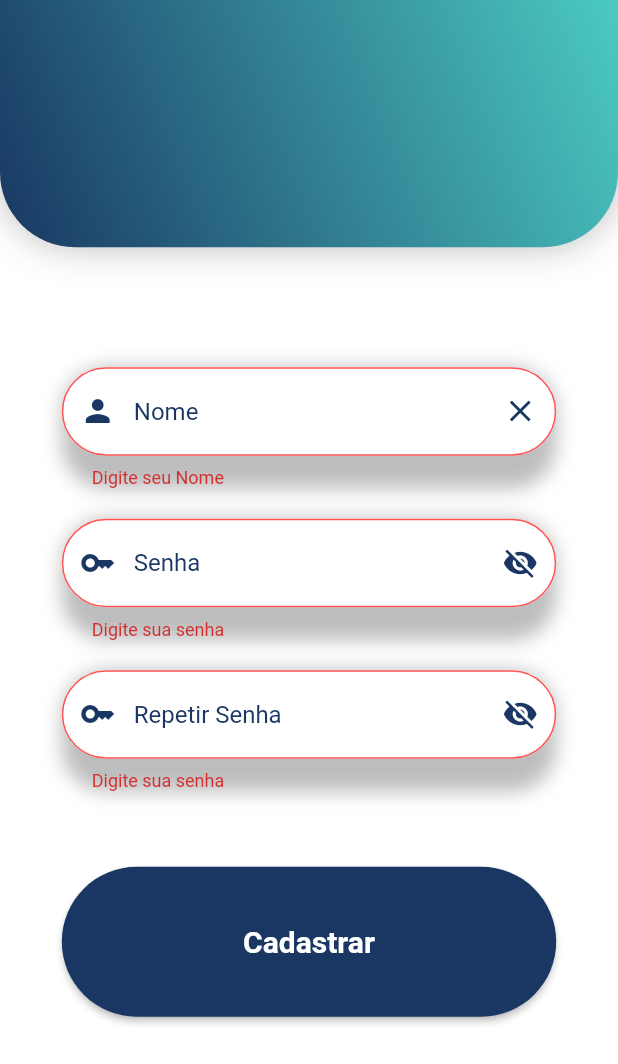
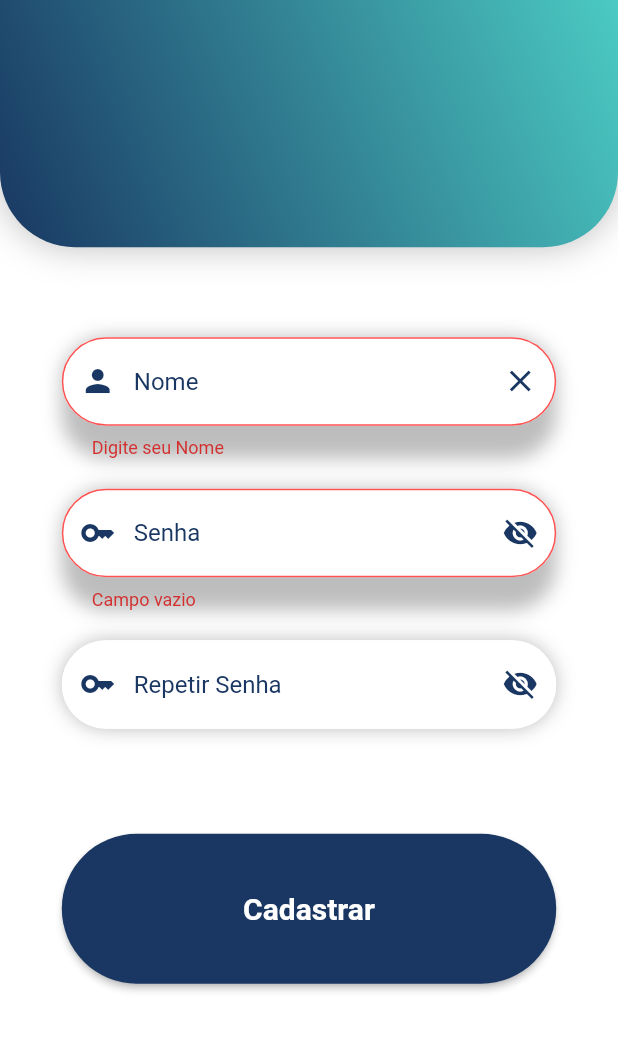
Before and after one commit to MarshFfeco/Project_abc, a Flutter app: the SignUpScreen screen opened directly, after a tap on "Cadastrar", on a phone screen of 412 x 824 dp. Shown: the top 1064 px of the screen. Run offline on Flutter 3.47's test engine with Material 2 defaults, Android fonts, the phone set to English and light mode, and no system bars.

Commit message:
Tela da cadastro
validação na tela de cadastro

```diff
--- /dev/null
+++ b/lib/Control/Controller.dart
@@ -0,0 +1,32 @@
+class Controller {
+  ValidatorText(value) {
+    if (value == null || value.isEmpty) {
+      return false;
+    } else {
+      return true;
+    }
+  }
+
+  ValidatorPass(firstPassowrd, secondPassword) {
+    if (firstPassowrd != secondPassword) {
+      return false;
+    } else {
+      return true;
+    }
+  }
+
+  ValidatorTextPass(value, pass, confirmPass) {
+    bool text, passw;
+
+    text = ValidatorText(value);
+    passw = ValidatorPass(pass.text, confirmPass.text);
+
+    if (text = false) {
+      return "Campo vazio";
+    } else if (passw == false) {
+      return "Senhas Diferentes";
+    } else if (passw) {
+      return;
+    }
+  }
+}
--- a/lib/screens/components/Customform.dart
+++ b/lib/screens/components/Customform.dart
@@ -28,7 +28,7 @@ class _MyCustomFormLoginState extends State<MyCustomFormLogin> {
       child: Column(
         mainAxisAlignment: MainAxisAlignment.end,
         children: [
-          const SizedBox(height: 80.0),
+          const SizedBox(height: 60.0),
           SizedBox(
             width: widget.width * 0.8,
             child: const TextfieldWidget(
@@ -42,23 +42,10 @@ class _MyCustomFormLoginState extends State<MyCustomFormLogin> {
             width: widget.width * 0.8,
             child: const TextfieldPasswordWidget(
               hinText: "Senha",
-              isSignup: false,
+              isConfirm: false,
             ),
           ),
-          SizedBox(
-            child: Center(
-              child: TextButton(
-                onPressed: () {
-                  ScaffoldMessenger.of(context).showSnackBar(const SnackBar(
-                    content: Text("Esqueci a senha"),
-                  ));
-                },
-                child: Text("Esqueci a senha?",
-                    style: TextStyle(color: CustomColor().getCorPadraoAzul)),
-              ),
-            ),
-          ),
-          const SizedBox(height: 50.0),
+          const SizedBox(height: 25.0),
           SizedBox(
             width: widget.width * 0.8,
             child: TextfieldButtonWidget(
@@ -113,7 +100,7 @@ class _MyCustomFormSignupState extends State<MyCustomFormSignup> {
       child: Column(
         mainAxisAlignment: MainAxisAlignment.end,
         children: [
-          const SizedBox(height: 80.0),
+          const SizedBox(height: 60.0),
           SizedBox(
             width: widget.width * 0.8,
             child: const TextfieldWidget(
@@ -127,18 +114,10 @@ class _MyCustomFormSignupState extends State<MyCustomFormSignup> {
             width: widget.width * 0.8,
             child: const TextfieldPasswordWidget(
               hinText: "Senha",
-              isSignup: false,
+              isConfirm: true,
             ),
           ),
-          const SizedBox(height: 20.0),
-          SizedBox(
-            width: widget.width * 0.8,
-            child: const TextfieldPasswordWidget(
-              hinText: "Repetir Senha",
-              isSignup: false,
-            ),
-          ),
-          const SizedBox(height: 50.0),
+          const SizedBox(height: 70.0),
           SizedBox(
             width: widget.width * 0.8,
             child: TextfieldButtonWidget(
--- /dev/null
+++ b/lib/screens/components/Textfield_widget_confirmpass.dart
@@ -0,0 +1,86 @@
+import 'package:fadba/Control/Controller.dart';
+import 'package:flutter/material.dart';
+
+import '../../values/Custom_color.dart';
+
+class TextfieldConfirmPassWidget extends StatefulWidget {
+  TextfieldConfirmPassWidget({
+    Key? key,
+    required this.hinText,
+    required this.pass,
+  }) : super(key: key);
+
+  final String hinText;
+  TextEditingController pass = TextEditingController();
+
+  @override
+  State<TextfieldConfirmPassWidget> createState() =>
+      _TextfieldConfirmPassWidgetState();
+}
+
+class _TextfieldConfirmPassWidgetState
+    extends State<TextfieldConfirmPassWidget> {
+  final TextEditingController _confirmPass = TextEditingController();
+  bool _securityText = true;
+
+  set setSecurityText(bool securityText) {
+    _securityText = securityText;
+  }
+
+  bool get getSecuritytext {
+    return _securityText;
+  }
+
+  @override
+  Widget build(BuildContext context) {
+    return Container(
+      decoration: BoxDecoration(
+          borderRadius: BorderRadius.circular(30),
+          boxShadow: const [
+            BoxShadow(
+              color: Colors.black26,
+              blurRadius: 10,
+            )
+          ]),
+      child: TextFormField(
+        controller: _confirmPass,
+        keyboardType: TextInputType.visiblePassword,
+        obscureText: getSecuritytext,
+        decoration: InputDecoration(
+          contentPadding: const EdgeInsets.all(20.0),
+          hintText: widget.hinText,
+          hintStyle: TextStyle(color: CustomColor().getCorPadraoAzul),
+          enabledBorder: OutlineInputBorder(
+              borderSide: const BorderSide(color: Colors.white),
+              borderRadius: BorderRadius.circular(30)),
+          focusedBorder: OutlineInputBorder(
+              borderSide: const BorderSide(color: Colors.white),
+              borderRadius: BorderRadius.circular(30)),
+          errorBorder: OutlineInputBorder(
+              borderSide: const BorderSide(color: Colors.redAccent),
+              borderRadius: BorderRadius.circular(30)),
+          focusedErrorBorder: OutlineInputBorder(
+              borderSide: const BorderSide(color: Colors.redAccent),
+              borderRadius: BorderRadius.circular(30)),
+          filled: true,
+          fillColor: Colors.white,
+          prefixIcon: Icon(
+            Icons.key,
+            color: CustomColor().getCorPadraoAzul,
+          ),
+          suffixIcon: IconButton(
+            icon: Icon(
+              getSecuritytext ? Icons.visibility_off : Icons.visibility,
+              color: CustomColor().getCorPadraoAzul,
+            ),
+            onPressed: () => setState(() => setSecurityText = !getSecuritytext),
+          ),
+        ),
+        validator: (value) {
+          Controller controle = Controller();
+          return controle.ValidatorTextPass(value, widget.pass, _confirmPass);
+        },
+      ),
+    );
+  }
+}
--- a/lib/screens/components/Textfield_widget_password.dart
+++ b/lib/screens/components/Textfield_widget_password.dart
@@ -1,3 +1,5 @@
+import 'package:fadba/Control/Controller.dart';
+import 'package:fadba/screens/components/Textfield_widget_confirmpass.dart';
 import 'package:flutter/material.dart';
 
 import '../../values/Custom_color.dart';
@@ -6,11 +8,11 @@ class TextfieldPasswordWidget extends StatefulWidget {
   const TextfieldPasswordWidget({
     Key? key,
     required this.hinText,
-    required this.isSignup,
+    required this.isConfirm,
   }) : super(key: key);
 
   final String hinText;
-  final isSignup;
+  final isConfirm;
 
   @override
   State<TextfieldPasswordWidget> createState() =>
@@ -18,7 +20,8 @@ class TextfieldPasswordWidget extends StatefulWidget {
 }
 
 class _TextfieldPasswordWidgetState extends State<TextfieldPasswordWidget> {
-  final TextEditingController _pass = TextEditingController();
+  late final TextEditingController _pass = TextEditingController();
+  final TextEditingController _confirmPass = TextEditingController();
   bool _securityText = true;
 
   set setSecurityText(bool securityText) {
@@ -31,7 +34,9 @@ class _TextfieldPasswordWidgetState extends State<TextfieldPasswordWidget> {
 
   @override
   Widget build(BuildContext context) {
-    return Container(
+    return Column(
+      children: [
+        Container(
           decoration: BoxDecoration(
               borderRadius: BorderRadius.circular(30),
               boxShadow: const [
@@ -41,7 +46,7 @@ class _TextfieldPasswordWidgetState extends State<TextfieldPasswordWidget> {
                 )
               ]),
           child: TextFormField(
-        controller: widget.isSignup ? _pass : null,
+            controller: widget.isConfirm ? _pass : null,
             keyboardType: TextInputType.visiblePassword,
             obscureText: getSecuritytext,
             decoration: InputDecoration(
@@ -71,17 +76,46 @@ class _TextfieldPasswordWidgetState extends State<TextfieldPasswordWidget> {
                   getSecuritytext ? Icons.visibility_off : Icons.visibility,
                   color: CustomColor().getCorPadraoAzul,
                 ),
-            onPressed: () => setState(() => setSecurityText = !getSecuritytext),
+                onPressed: () =>
+                    setState(() => setSecurityText = !getSecuritytext),
               ),
             ),
-        //TODO
             validator: (value) {
-          if (value == null || value.isEmpty) {
-            return "Digite sua senha";
+              var retorno;
+              Controller controle = Controller();
+
+              retorno = controle.ValidatorText(value);
+
+              if (retorno) {
+                return null;
+              } else {
+                return "Campo vazio";
               }
-          return null;
             },
           ),
+        ),
+        widget.isConfirm ? const SizedBox(height: 20.0) : const SizedBox(),
+        widget.isConfirm
+            ? TextfieldConfirmPassWidget(
+                hinText: "Repetir Senha",
+                pass: _pass,
+              )
+            : SizedBox(
+                child: TextButton(
+                  onPressed: () {
+                    ScaffoldMessenger.of(context).showSnackBar(const SnackBar(
+                      content: Text("Esqueci a senha"),
+                    ));
+                  },
+                  child: Align(
+                    alignment: Alignment.centerRight,
+                    child: Text("Esqueci a senha?",
+                        style:
+                            TextStyle(color: CustomColor().getCorPadraoAzul)),
+                  ),
+                ),
+              ),
+      ],
     );
   }
 }
```
Also changed, not shown: lib/Control/Acess_control.dart (deleted), 1 other file. Lines whose indentation alone changed are shown as unchanged.
